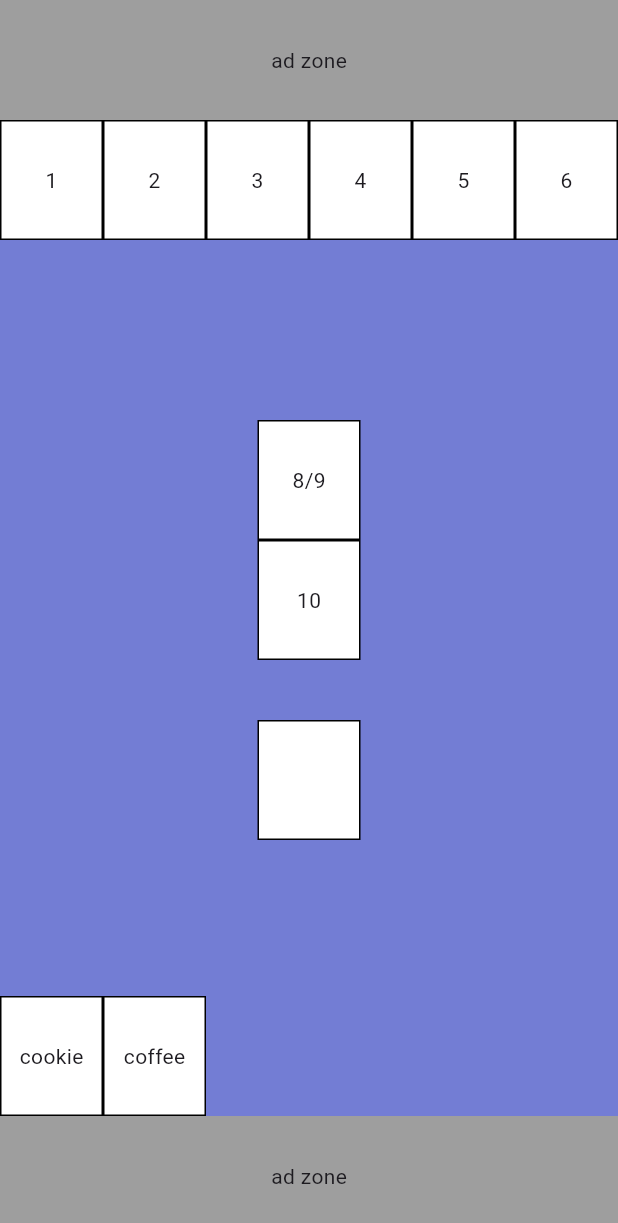
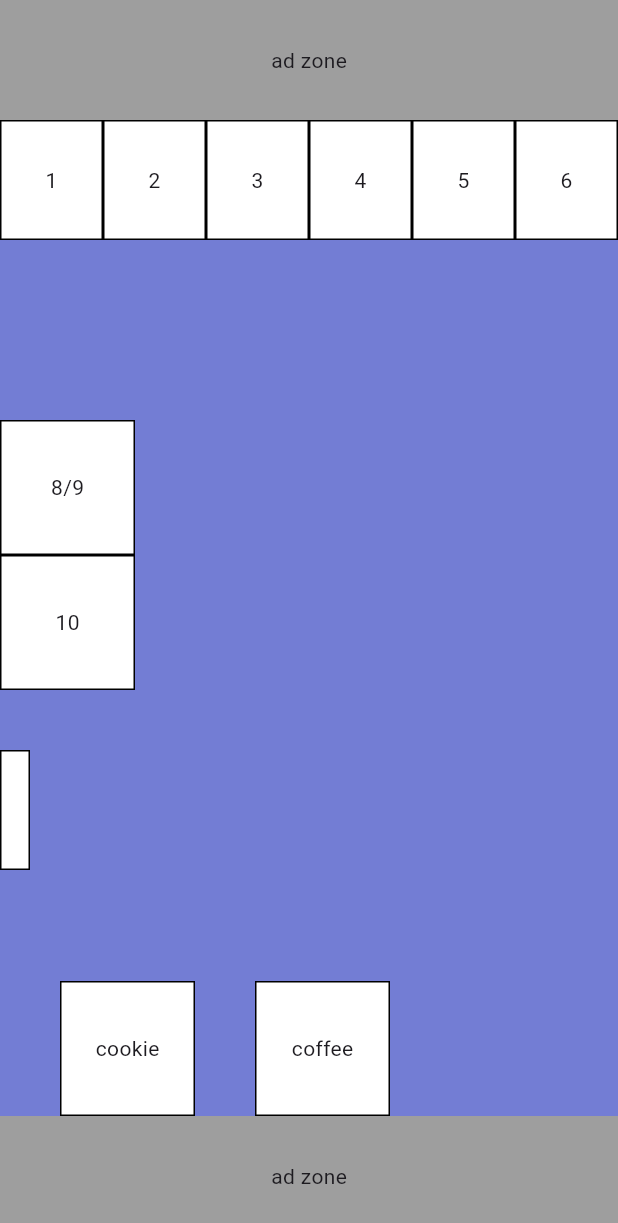
Before and after one commit to Abderrahmane07/Laverie, a Flutter app: the screen it shows after launch, on a phone screen of 412 x 824 dp. Shown: the top 1223 px of the screen. Run offline on Flutter 3.47's test engine with Material 2 defaults, Android fonts, the phone set to English and light mode, and no system bars.

Commit message:
separate machine button in a separate button and closer general look

```diff
--- a/lib/home_screen.dart
+++ b/lib/home_screen.dart
@@ -1,4 +1,6 @@
 import 'package:flutter/material.dart';
+
+import 'machine_button_widget.dart';
 
 class MyHomePage extends StatelessWidget {
   const MyHomePage({super.key});
@@ -19,6 +21,7 @@ class MyHomePage extends StatelessWidget {
             ),
             const Expanded(
               child: Column(
+                crossAxisAlignment: CrossAxisAlignment.start,
                 children: [
                   Row(
                     children: [
@@ -31,15 +34,36 @@ class MyHomePage extends StatelessWidget {
                     ],
                   ),
                   SizedBox(height: 120),
-                  MachineButton(machineNumber: '8/9'),
-                  MachineButton(machineNumber: '10'),
+                  MachineButton(
+                    machineNumber: '8/9',
+                    width: 90,
+                    height: 90,
+                  ),
+                  MachineButton(
+                    machineNumber: '10',
+                    width: 90,
+                    height: 90,
+                  ),
                   SizedBox(height: 40),
-                  MachineButton(machineNumber: ''),
+                  MachineButton(
+                    machineNumber: '',
+                    width: 20,
+                  ),
                   Spacer(),
                   Row(
                     children: [
-                      MachineButton(machineNumber: 'cookie'),
-                      MachineButton(machineNumber: 'coffee'),
+                      SizedBox(width: 40),
+                      MachineButton(
+                        machineNumber: 'cookie',
+                        width: 90,
+                        height: 90,
+                      ),
+                      SizedBox(width: 40),
+                      MachineButton(
+                        machineNumber: 'coffee',
+                        width: 90,
+                        height: 90,
+                      ),
                     ],
                   ),
                 ],
@@ -57,32 +81,3 @@ class MyHomePage extends StatelessWidget {
     );
   }
 }
-
-class MachineButton extends StatelessWidget {
-  final String machineNumber;
-  const MachineButton({
-    Key? key,
-    required this.machineNumber,
-  }) : super(key: key);
-
-  @override
-  Widget build(BuildContext context) {
-    return InkWell(
-      onTap: () {
-        print('machine $machineNumber tapped');
-      },
-      child: Container(
-        height: 80,
-        width: MediaQuery.of(context).size.width / 6,
-        decoration: BoxDecoration(
-          color: Colors.white,
-          border: Border.all(
-            color: Colors.black,
-            width: 1,
-          ),
-        ),
-        child: Center(child: Text(machineNumber)),
-      ),
-    );
-  }
-}
--- /dev/null
+++ b/lib/machine_button_widget.dart
@@ -0,0 +1,35 @@
+import 'package:flutter/material.dart';
+
+class MachineButton extends StatelessWidget {
+  final String machineNumber;
+  final double? height;
+  final double? width;
+
+  const MachineButton({
+    Key? key,
+    required this.machineNumber,
+    this.height,
+    this.width,
+  }) : super(key: key);
+
+  @override
+  Widget build(BuildContext context) {
+    return InkWell(
+      onTap: () {
+        print('machine $machineNumber tapped');
+      },
+      child: Container(
+        height: height ?? 80,
+        width: width ?? MediaQuery.of(context).size.width / 6,
+        decoration: BoxDecoration(
+          color: Colors.white,
+          border: Border.all(
+            color: Colors.black,
+            width: 1,
+          ),
+        ),
+        child: Center(child: Text(machineNumber)),
+      ),
+    );
+  }
+}
```
